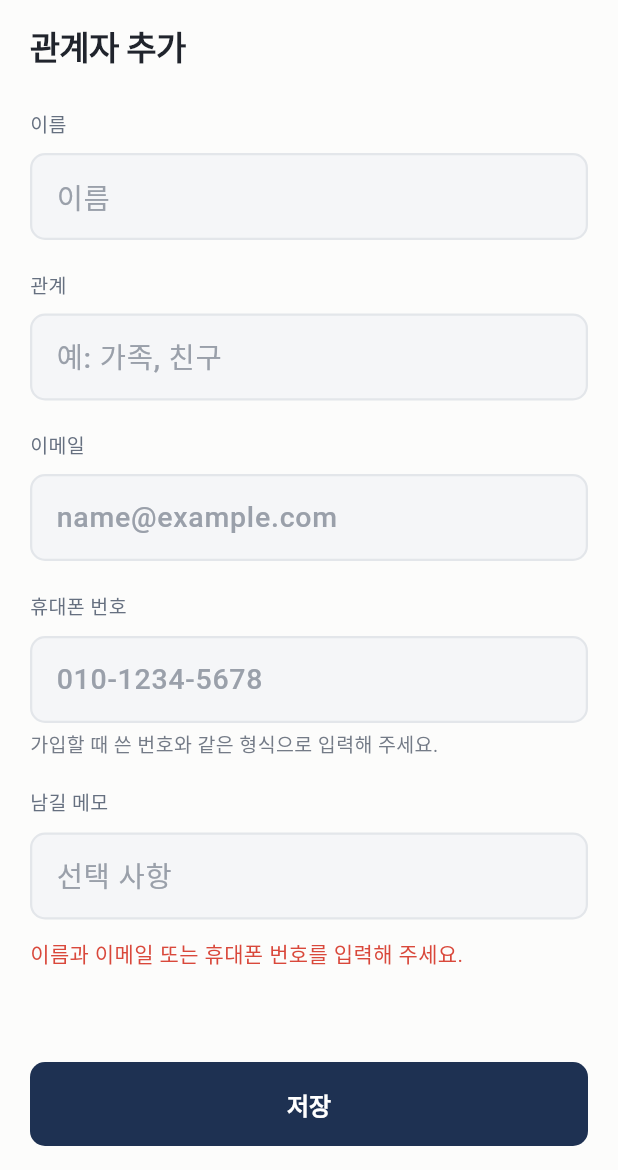
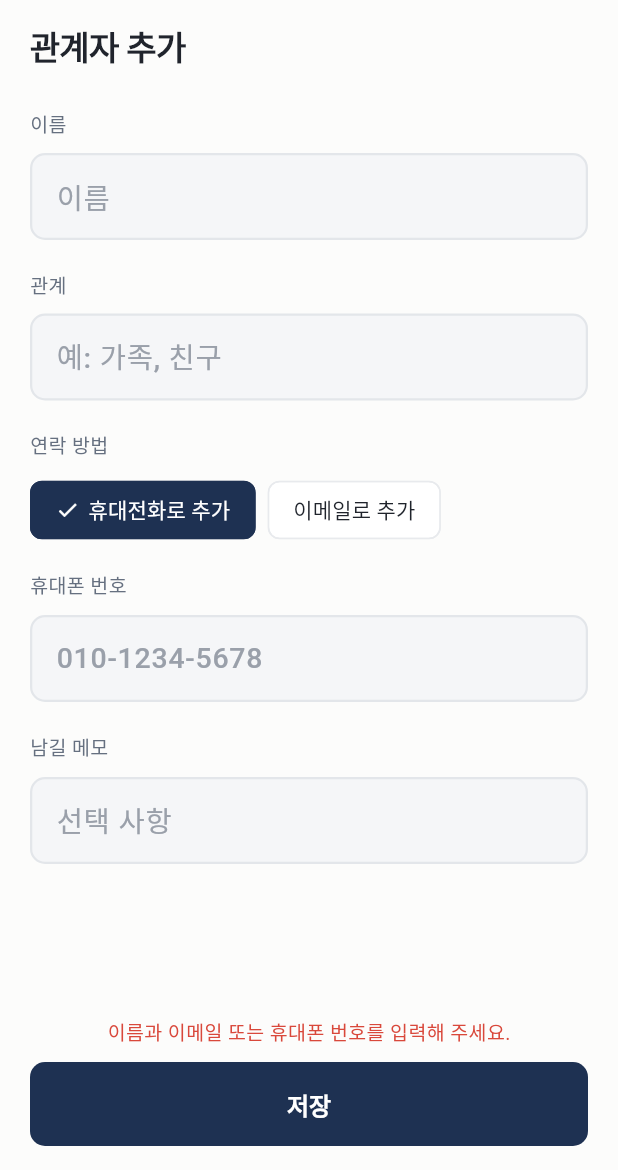
Before and after one commit to DIEALOG/DIEALOG-app, a Flutter app: the StakeholderEditScreen screen opened directly, after a tap on "저장", on a phone screen of 412 x 824 dp, the part 66-1236 px from its top. Run offline on Flutter 3.47's test engine with Material 3 defaults, Android fonts, the phone set to English and light mode, and no system bars; our stand-ins replace app_links, dio, flutter_riverpod, flutter_secure_storage, flutter_svg, go_router and 2 more; accounts and stored records are empty; network calls fail; Roboto replaces fonts that are missing (Pretendard).

Commit message:
fix: surface signup, lock and contact-entry failures in Korean
- Translate the server's duplicate-account, invalid-number and
  `user id not match` replies instead of printing the raw English
- Mark the signup footnote as an error, so a rejected signup turns red
  rather than hiding in grey hint text
- Send the user id with the security config; leaving it out is what made
  biometric lock fail with `user id not match`
- Prompt for biometrics as soon as the lock screen appears instead of
  waiting for a button press
- Choose phone or email when adding a stakeholder, with the selected chip's
  checkmark in white against its filled background
- Make marketing consent optional
- Reload stakeholders when picking letter recipients, so someone added after
  the editor opened can still be addressed

Co-Authored-By: AnA <holy9unjinx@gmail.com>

```diff
--- a/lib/core/network/api_exception.dart
+++ b/lib/core/network/api_exception.dart
@@ -38,6 +38,21 @@ class ApiException implements Exception {
   /// Server English leftovers that settings/inbox used to dump as-is.
   String get userMessage {
     final lower = message.toLowerCase();
+    if (lower.contains('email or phone number already exists')) {
+      return '이메일 또는 휴대폰 번호가 이미 가입되어 있어요.';
+    }
+    if (lower.contains('phone number already exists')) {
+      return '이미 가입된 휴대폰 번호예요.';
+    }
+    if (lower.contains('email already exists')) {
+      return '이미 가입된 이메일이에요.';
+    }
+    if (lower.contains('invalid phone number')) {
+      return '올바른 휴대폰 번호를 입력해 주세요.';
+    }
+    if (lower.contains('user id not match')) {
+      return '계정 정보를 확인하지 못했어요. 다시 로그인해 주세요.';
+    }
     if (lower.contains('transition policy not found')) {
       return '전환 정책이 아직 없어요. 잠시 후 다시 시도해 주세요.';
     }
--- a/lib/features/settings/settings_screen.dart
+++ b/lib/features/settings/settings_screen.dart
@@ -74,7 +74,7 @@ class _Body extends ConsumerWidget {
         await controller.saveSecurity(next);
       } on ApiException catch (e) {
         messenger.showSnackBar(
-          SnackBar(content: Text('서버에 반영하지 못했어요. ${e.message}')),
+          SnackBar(content: Text('설정을 저장하지 못했어요. ${e.userMessage}')),
         );
       }
     }
@@ -157,7 +157,7 @@ class _Body extends ConsumerWidget {
                 controller.save(local.copyWith(notifyLetterDraft: v)),
           ),
           const SizedBox(height: 8),
-          Text('알림 발송은 아직 준비 중이라, 선택은 이 기기에만 저장돼요.', style: AppText.helper),
+          Text('알림 설정은 이 기기에 적용돼요.', style: AppText.helper),
           const _SectionLabel('사후 기록'),
           _ValueRow(
             label: '맡은 기록과 받은 말',
--- a/lib/features/shared/audience_picker.dart
+++ b/lib/features/shared/audience_picker.dart
@@ -121,7 +121,7 @@ class AudiencePicker extends StatelessWidget {
         if (people.isNotEmpty) ...[
           const SizedBox(height: 24),
           Text(
-            '개인 선택',
+            '관계자 선택',
             style: AppText.formLabel.copyWith(color: AppColors.muted),
           ),
           const SizedBox(height: 8),
@@ -176,6 +176,7 @@ class _ChoiceRow extends StatelessWidget {
             onChanged: onTap == null ? null : (_) => onTap!(),
             visualDensity: VisualDensity.compact,
             activeColor: AppColors.navy,
+            checkColor: AppColors.white,
           ),
           const SizedBox(width: 4),
           Expanded(
--- a/lib/features/shared/audience_select_screen.dart
+++ b/lib/features/shared/audience_select_screen.dart
@@ -13,6 +13,7 @@ class AudienceSelectScreen extends StatefulWidget {
     required this.initial,
     this.allowEmpty = false,
     this.buttonLabel = '다음',
+    this.title = '받는 사람 선택',
   });
 
   final List<Stakeholder> people;
@@ -20,6 +21,7 @@ class AudienceSelectScreen extends StatefulWidget {
   final AudienceSelection initial;
   final bool allowEmpty;
   final String buttonLabel;
+  final String title;
 
   @override
   State<AudienceSelectScreen> createState() => _AudienceSelectScreenState();
@@ -45,7 +47,7 @@ class _AudienceSelectScreenState extends State<AudienceSelectScreen> {
                   ),
                   Expanded(
                     child: Text(
-                      '받는 사람 선택',
+                      widget.title,
                       style: AppText.section,
                       textAlign: TextAlign.center,
                     ),
--- a/lib/features/stakeholder/stakeholder_edit_screen.dart
+++ b/lib/features/stakeholder/stakeholder_edit_screen.dart
@@ -15,6 +15,8 @@ import '../home/home_screen.dart';
 import '../legacy/legacy_providers.dart';
 import '../settings/invitation_code_sheet.dart';
 import 'people_providers.dart';
+
+enum _ContactMethod { phone, email }
 
 class StakeholderEditScreen extends ConsumerStatefulWidget {
   const StakeholderEditScreen({super.key, this.person, this.overview});
@@ -45,6 +47,7 @@ class _StakeholderEditScreenState extends ConsumerState<StakeholderEditScreen> {
   };
   var _busy = false;
   String? _error;
+  _ContactMethod _contactMethod = _ContactMethod.phone;
 
   @override
   void dispose() {
@@ -64,10 +67,20 @@ class _StakeholderEditScreenState extends ConsumerState<StakeholderEditScreen> {
 
   Future<void> _save() async {
     final name = _name.text.trim();
-    final email = _email.text.trim();
-    final enteredPhone = _phone.text.trim();
+    final email =
+        widget.person == null && _contactMethod == _ContactMethod.phone
+        ? ''
+        : _email.text.trim();
+    final enteredPhone =
+        widget.person == null && _contactMethod == _ContactMethod.email
+        ? ''
+        : _phone.text.trim();
     if (name.isEmpty || (email.isEmpty && enteredPhone.isEmpty)) {
       setState(() => _error = '이름과 이메일 또는 휴대폰 번호를 입력해 주세요.');
+      return;
+    }
+    if (email.isNotEmpty && !SignupRules.emailOk(email)) {
+      setState(() => _error = '올바른 이메일 주소를 입력해 주세요.');
       return;
     }
     if (enteredPhone.isNotEmpty &&
@@ -76,9 +89,13 @@ class _StakeholderEditScreenState extends ConsumerState<StakeholderEditScreen> {
       setState(() => _error = '올바른 휴대폰 번호를 입력해 주세요.');
       return;
     }
-    // The server matches registered numbers as exact strings. Keep the form
-    // entered by the user, including separators, until it normalizes numbers.
-    final phone = enteredPhone.isEmpty ? null : enteredPhone;
+    // Match the format produced by the app's signup flow. Preserve old
+    // records unchanged so editing their name does not break a raw number.
+    final phone = enteredPhone.isEmpty
+        ? null
+        : enteredPhone == widget.person?.phone
+        ? enteredPhone
+        : SignupRules.formatPhone(enteredPhone);
     setState(() {
       _busy = true;
       _error = null;
@@ -102,7 +119,7 @@ class _StakeholderEditScreenState extends ConsumerState<StakeholderEditScreen> {
       _refresh();
       if (mounted) Navigator.of(context).pop();
     } on ApiException catch (error) {
-      if (mounted) setState(() => _error = error.message);
+      if (mounted) setState(() => _error = error.userMessage);
     } finally {
       if (mounted) setState(() => _busy = false);
     }
@@ -195,6 +212,32 @@ class _StakeholderEditScreenState extends ConsumerState<StakeholderEditScreen> {
                     hint: '예: 가족, 친구',
                   ),
                   const SizedBox(height: 20),
+                  if (widget.person == null) ...[
+                    Text('연락 방법', style: AppText.fieldLabel),
+                    const SizedBox(height: 8),
+                    Wrap(
+                      spacing: 8,
+                      children: [
+                        _ContactChip(
+                          label: '휴대전화로 추가',
+                          selected: _contactMethod == _ContactMethod.phone,
+                          onSelected: () => setState(
+                            () => _contactMethod = _ContactMethod.phone,
+                          ),
+                        ),
+                        _ContactChip(
+                          label: '이메일로 추가',
+                          selected: _contactMethod == _ContactMethod.email,
+                          onSelected: () => setState(
+                            () => _contactMethod = _ContactMethod.email,
+                          ),
+                        ),
+                      ],
+                    ),
+                    const SizedBox(height: 16),
+                  ],
+                  if (widget.person != null ||
+                      _contactMethod == _ContactMethod.email) ...[
                     AppTextField(
                       label: '이메일',
                       controller: _email,
@@ -202,17 +245,27 @@ class _StakeholderEditScreenState extends ConsumerState<StakeholderEditScreen> {
                       keyboardType: TextInputType.emailAddress,
                     ),
                     const SizedBox(height: 20),
+                  ],
+                  if (widget.person != null ||
+                      _contactMethod == _ContactMethod.phone) ...[
                     AppTextField(
                       label: '휴대폰 번호',
                       controller: _phone,
                       hint: '010-1234-5678',
                       keyboardType: TextInputType.phone,
+                      onChanged: (value) {
+                        final formatted = SignupRules.formatPhone(value);
+                        if (formatted != value) {
+                          _phone.value = TextEditingValue(
+                            text: formatted,
+                            selection: TextSelection.collapsed(
+                              offset: formatted.length,
                             ),
-                  const SizedBox(height: 6),
-                  Text(
-                    '가입할 때 쓴 번호와 같은 형식으로 입력해 주세요.',
-                    style: AppText.listCaption,
+                          );
+                        }
+                      },
                     ),
+                  ],
                   const SizedBox(height: 20),
                   AppTextField(
                     label: '남길 메모',
@@ -225,6 +278,9 @@ class _StakeholderEditScreenState extends ConsumerState<StakeholderEditScreen> {
                     for (final group in widget.overview!.groups)
                       CheckboxListTile(
                         contentPadding: EdgeInsets.zero,
+                        activeColor: AppColors.navy,
+                        checkColor: AppColors.white,
+                        side: const BorderSide(color: AppColors.muted),
                         title: Text(
                           group.name,
                           style: AppText.body.copyWith(color: AppColors.ink),
@@ -267,19 +323,23 @@ class _StakeholderEditScreenState extends ConsumerState<StakeholderEditScreen> {
                       ),
                     ),
                   ],
-                  if (_error != null) ...[
-                    const SizedBox(height: 12),
-                    Text(
-                      _error!,
-                      style: const TextStyle(color: AppColors.unread),
-                    ),
-                  ],
                 ],
               ),
             ),
             Padding(
               padding: const EdgeInsets.fromLTRB(20, 8, 20, 16),
-              child: PrimaryButton(label: '저장', busy: _busy, onPressed: _save),
+              child: Column(
+                children: [
+                  if (_error != null) ...[
+                    Text(
+                      _error!,
+                      style: AppText.helper.copyWith(color: AppColors.unread),
+                    ),
+                    const SizedBox(height: 8),
+                  ],
+                  PrimaryButton(label: '저장', busy: _busy, onPressed: _save),
+                ],
+              ),
             ),
           ],
         ),
@@ -296,3 +356,38 @@ class _StakeholderEditScreenState extends ConsumerState<StakeholderEditScreen> {
     ConfirmerStatus.unknown => '상태 확인 필요',
   };
 }
+
+class _ContactChip extends StatelessWidget {
+  const _ContactChip({
+    required this.label,
+    required this.selected,
+    required this.onSelected,
+  });
+
+  final String label;
+  final bool selected;
+  final VoidCallback onSelected;
+
+  @override
+  Widget build(BuildContext context) {
+    final foreground = selected ? AppColors.white : AppColors.ink;
+    return ChoiceChip(
+      showCheckmark: false,
+      selected: selected,
+      selectedColor: AppColors.navy,
+      backgroundColor: AppColors.white,
+      side: BorderSide(color: selected ? AppColors.navy : AppColors.divider),
+      label: Row(
+        mainAxisSize: MainAxisSize.min,
+        children: [
+          if (selected) ...[
+            const Icon(Icons.check, size: 16, color: AppColors.white),
+            const SizedBox(width: 6),
+          ],
+          Text(label, style: TextStyle(color: foreground)),
+        ],
+      ),
+      onSelected: (_) => onSelected(),
+    );
+  }
+}
```
Also changed, not shown: lib/core/lock/app_lock_host.dart (+8 -5 lines), lib/data/models/profile.dart (+8 -2 lines), lib/features/auth/signup/signup_password_screen.dart (+41 -25 lines), lib/features/auth/signup/signup_scaffold.dart (+6 -4 lines), lib/features/auth/signup/signup_terms_screen.dart (+14 -5 lines), lib/features/last_word/letter_edit_screen.dart (+32 -5 lines), lib/features/settings/profile_screen.dart (+8 -2 lines), lib/features/settings/settings_providers.dart (+6 -11 lines), 4 other files. Lines whose indentation alone changed are shown as unchanged.
